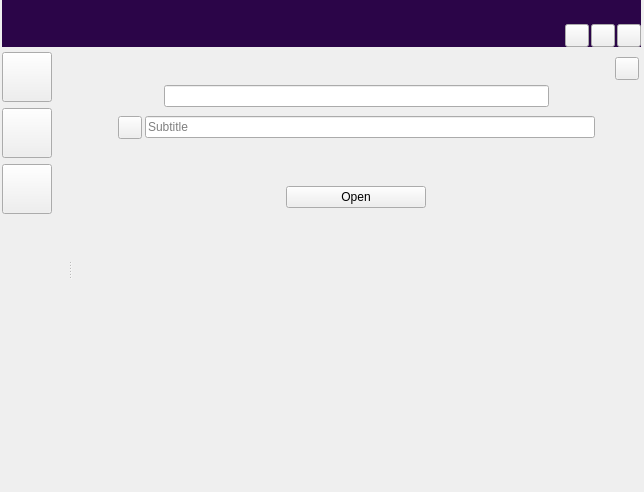
The window that ui/home_view.ui (zkovari/plotlyst) describes before a commit, drawn with Qt 5.
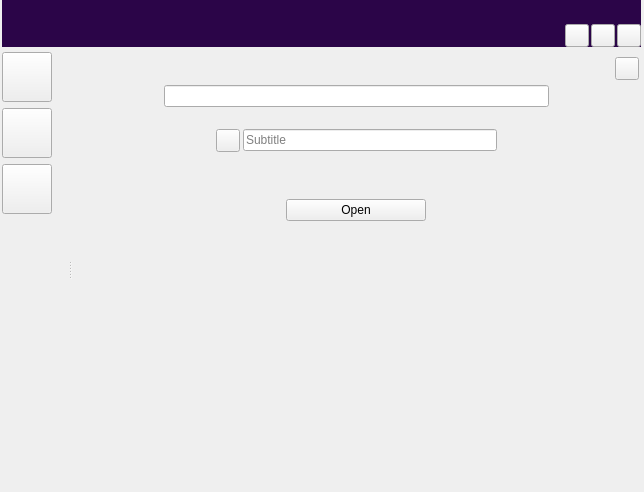
The same window after the commit. The open tabs and pages were chosen to show the change.

Commit message: icon selector

Patch:
```diff
--- a/ui/home_view.ui
+++ b/ui/home_view.ui
@@ -522,7 +522,7 @@
                      <number>2</number>
                     </property>
                     <property name="topMargin">
-                     <number>2</number>
+                     <number>15</number>
                     </property>
                     <property name="rightMargin">
                      <number>2</number>
@@ -559,13 +559,13 @@
                         <number>3</number>
                        </property>
                        <property name="leftMargin">
-                        <number>2</number>
+                        <number>100</number>
                        </property>
                        <property name="topMargin">
                         <number>2</number>
                        </property>
                        <property name="rightMargin">
-                        <number>2</number>
+                        <number>100</number>
                        </property>
                        <property name="bottomMargin">
                         <number>2</number>
```
The commit also changes 2 other files.
